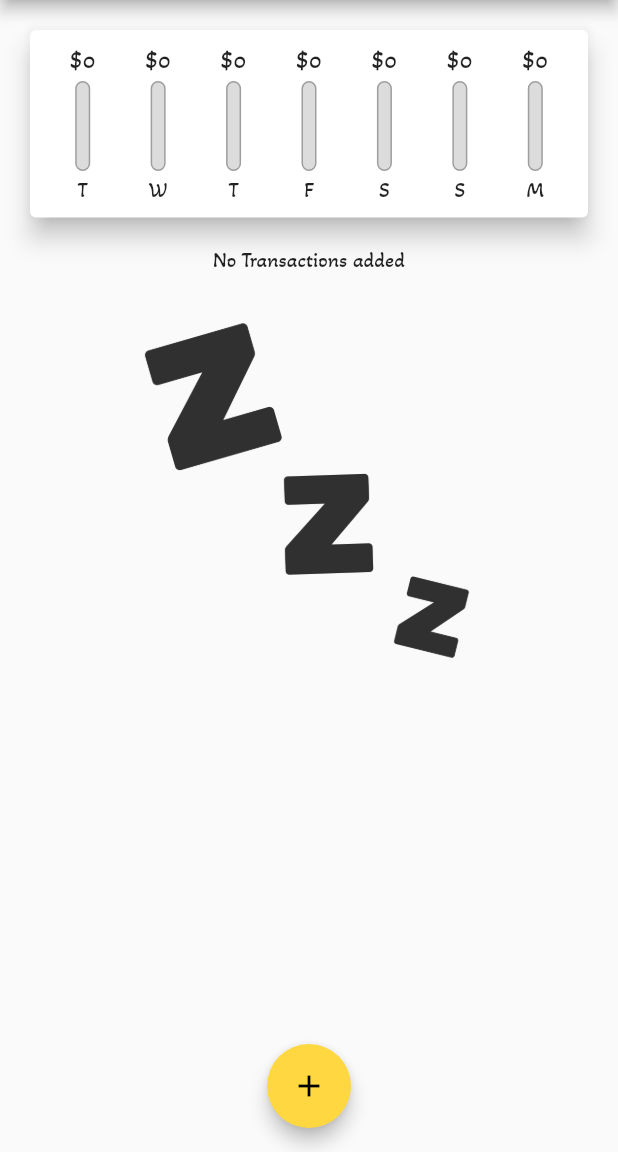
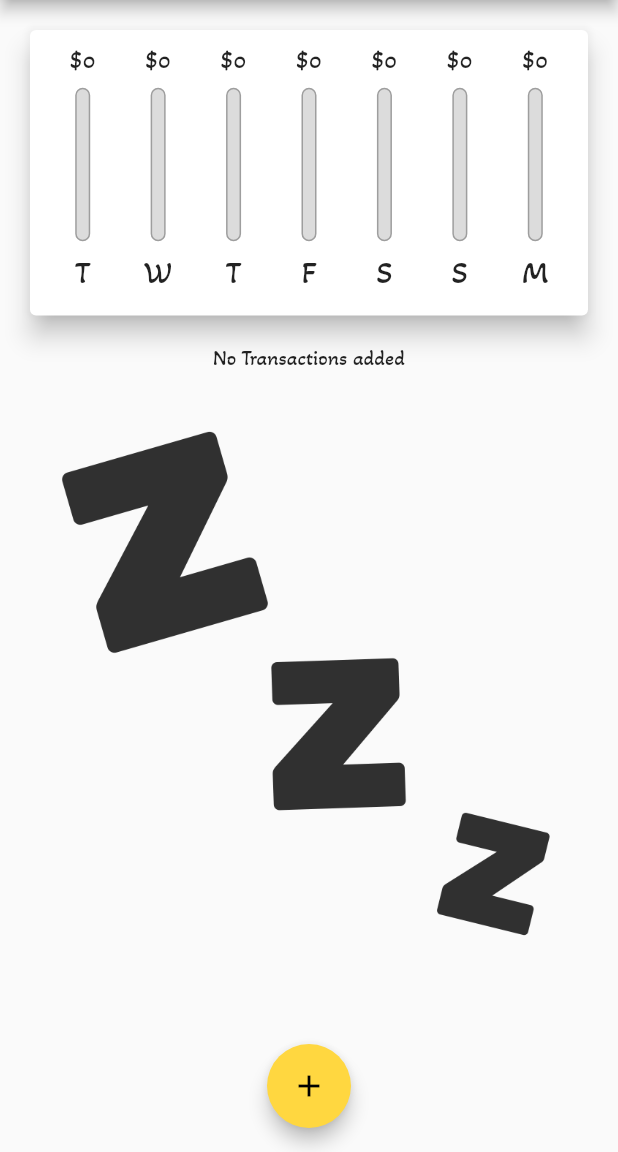
Before and after one commit to BugzTheBunny/expenses_manager_app, a Flutter app: the screen it shows after launch, on a phone screen of 412 x 824 dp, the part 84-1236 px from its top. Run offline on Flutter 3.47's test engine with Material 2 defaults, Android fonts, the phone set to English and light mode, and no system bars.

Commit message:
Alot more cool features

```diff
--- a/lib/main.dart
+++ b/lib/main.dart
@@ -1,4 +1,6 @@
 import 'package:flutter/material.dart';
+import 'package:flutter/services.dart';
+import 'dart:io';
 import 'package:flutterc2/widgets/add_transaction.dart';
 import 'package:flutterc2/widgets/chart.dart';
 import 'package:flutterc2/widgets/transactions_list.dart';
@@ -26,6 +28,7 @@ class MyHomePage extends StatefulWidget {
 
 class _MyHomePageState extends State<MyHomePage> {
   final List<Transaction> _userTransactions = [];
+  bool _showChart = false;
   List<Transaction> get _recentTransactions {
     return [
       ..._userTransactions.where((tx) {
@@ -67,26 +70,68 @@ class _MyHomePageState extends State<MyHomePage> {
 
   @override
   Widget build(BuildContext context) {
-    return Scaffold(
-      appBar: AppBar(
+    final mediaQ = MediaQuery.of(context);
+    final _isLandscape = mediaQ.orientation == Orientation.landscape;
+    final appBar = AppBar(
       title: Text('My Expenses'),
       actions: [
         IconButton(
             onPressed: () => _startAddNewTransaction(context),
             icon: Icon(Icons.add))
       ],
-      ),
+    );
+
+    final _txListWidget = Container(
+        height: (mediaQ.size.height -
+                appBar.preferredSize.height -
+                mediaQ.padding.top) *
+            0.7,
+        child: TransactionList(_userTransactions, _deleteTransaction));
+
+    return Scaffold(
+      appBar: appBar,
       body: SingleChildScrollView(
         child: Column(
           crossAxisAlignment: CrossAxisAlignment.stretch,
-          children: <Widget>[
-            Chart(_recentTransactions),
-            TransactionList(_userTransactions, _deleteTransaction),
+          children: [
+            if (_isLandscape)
+              Row(
+                mainAxisAlignment: MainAxisAlignment.center,
+                children: [
+                  Text('Show Chart'),
+                  Switch(
+                      value: _showChart,
+                      onChanged: (value) {
+                        setState(() {
+                          _showChart = value;
+                        });
+                      }),
+                ],
+              ),
+            if (!_isLandscape)
+              Container(
+                  height: (mediaQ.size.height -
+                          appBar.preferredSize.height -
+                          mediaQ.padding.top) *
+                      0.3,
+                  child: Chart(_recentTransactions)),
+            if (!_isLandscape) _txListWidget,
+            if (_isLandscape)
+              _showChart
+                  ? Container(
+                      height: (mediaQ.size.height -
+                              appBar.preferredSize.height -
+                              mediaQ.padding.top) *
+                          0.65,
+                      child: Chart(_recentTransactions))
+                  : _txListWidget
           ],
         ),
       ),
       floatingActionButtonLocation: FloatingActionButtonLocation.centerFloat,
-      floatingActionButton: FloatingActionButton(
+      floatingActionButton: Platform.isIOS
+          ? Container()
+          : FloatingActionButton(
               child: Icon(Icons.add),
               onPressed: () => _startAddNewTransaction(context),
               elevation: 5,
--- a/lib/widgets/add_transaction.dart
+++ b/lib/widgets/add_transaction.dart
@@ -49,10 +49,15 @@ class _NewTransactionState extends State<NewTransaction> {
 
   @override
   Widget build(BuildContext context) {
-    return Card(
+    return SingleChildScrollView(
+      child: Card(
         elevation: 5,
         child: Container(
-        padding: EdgeInsets.all(10),
+          padding: EdgeInsets.only(
+              top: 10,
+              bottom: MediaQuery.of(context).viewInsets.bottom,
+              left: 10,
+              right: 10),
           child: Column(
             crossAxisAlignment: CrossAxisAlignment.end,
             children: <Widget>[
@@ -97,6 +102,7 @@ class _NewTransactionState extends State<NewTransaction> {
             ],
           ),
         ),
+      ),
     );
   }
 }
--- a/lib/widgets/chart.dart
+++ b/lib/widgets/chart.dart
@@ -31,7 +31,8 @@ class Chart extends StatelessWidget {
 
   @override
   Widget build(BuildContext context) {
-    return Card(
+    return Container(
+      child: Card(
         elevation: 7,
         margin: EdgeInsets.all(20),
         child: Container(
@@ -51,6 +52,7 @@ class Chart extends StatelessWidget {
             }).toList(),
           ),
         ),
+      ),
     );
   }
 }
--- a/lib/widgets/chart_bar.dart
+++ b/lib/widgets/chart_bar.dart
@@ -9,6 +9,7 @@ class ChartBar extends StatelessWidget {
 
   @override
   Widget build(BuildContext context) {
+    return LayoutBuilder(builder: (ctx, constrain) {
       return Column(
         children: <Widget>[
           Container(
@@ -18,10 +19,10 @@ class ChartBar extends StatelessWidget {
             ),
           ),
           SizedBox(
-          height: 4,
+            height: constrain.maxHeight * 0.05,
           ),
           Container(
-          height: 60,
+            height: constrain.maxHeight * 0.6,
             width: 10,
             child: Stack(
               children: <Widget>[
@@ -45,10 +46,13 @@ class ChartBar extends StatelessWidget {
             ),
           ),
           SizedBox(
-          height: 4,
+            height: constrain.maxHeight * 0.05,
           ),
-        Text(label),
+          Container(
+              height: constrain.maxHeight * 0.15,
+              child: FittedBox(child: Text(label))),
         ],
       );
+    });
   }
 }
--- a/lib/widgets/transactions_list.dart
+++ b/lib/widgets/transactions_list.dart
@@ -11,23 +11,24 @@ class TransactionList extends StatelessWidget {
   @override
   Widget build(BuildContext context) {
     return Container(
-      height: 500,
       child: transactions.isEmpty
-          ? Column(
+          ? LayoutBuilder(builder: (ctx, constraint) {
+              return Column(
                 children: [
                   Text('No Transactions added'),
                   SizedBox(
                     height: 20,
                   ),
                   Container(
-                  height: 250,
+                    height: constraint.maxHeight * 0.7,
                     child: Image.asset(
                       'assets/images/zzz.png',
                       fit: BoxFit.cover,
                     ),
                   )
                 ],
-            )
+              );
+            })
           : ListView.builder(
               itemBuilder: (ctx, index) {
                 return Card(
@@ -49,7 +50,22 @@ class TransactionList extends StatelessWidget {
                       DateFormat.yMMMd().format(transactions[index].date),
                       style: Theme.of(context).textTheme.subtitle2,
                     ),
-                    trailing: IconButton(
+                    trailing: MediaQuery.of(context).size.width >
+                            MediaQuery.of(context).size.height
+                        ? TextButton.icon(
+                            label: Text(
+                              'Delete',
+                              style: TextStyle(
+                                color: Theme.of(context).errorColor,
+                              ),
+                            ),
+                            icon: Icon(
+                              Icons.delete,
+                              color: Theme.of(context).errorColor,
+                            ),
+                            onPressed: () => deleteItem(transactions[index].id),
+                          )
+                        : IconButton(
                             icon: Icon(
                               Icons.delete,
                               color: Theme.of(context).errorColor,
```
Also changed, not shown: 1 other file. Lines whose indentation alone changed are shown as unchanged.
